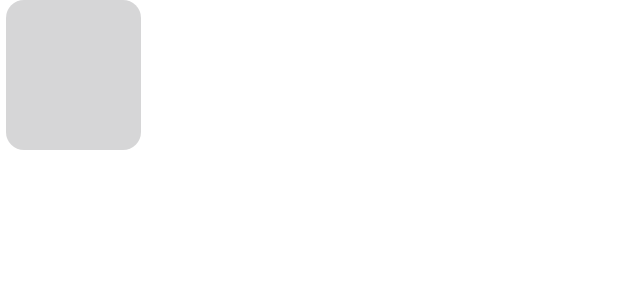
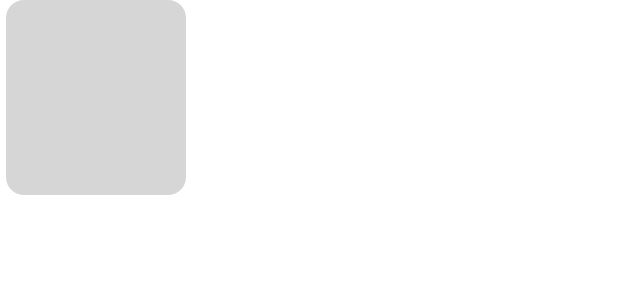
Before and after one commit to TiagoSantosDev/Plataforma_CRPG, an Android app: the layout selected_calendar_item.xml on its own in the app's theme, with its tools: preview values and no code run, on a phone screen of 412 x 824 dp. Shown: the top 300 px of the screen. Run offline under Robolectric (Android 15) with nearby library versions, the phone set to English and light mode, and no system bars.

Commit message:
Resized visual elements

```diff
--- a/app/src/main/res/layout/activity_date_picker.xml
+++ b/app/src/main/res/layout/activity_date_picker.xml
@@ -79,8 +79,8 @@
 
     <com.michalsvec.singlerowcalendar.calendar.SingleRowCalendar
         android:id="@+id/main_single_row_calendar"
-        android:layout_width="382dp"
-        android:layout_height="101dp"
+        android:layout_width="388dp"
+        android:layout_height="161dp"
         android:layout_below="@+id/imageView1"
         android:layout_marginStart="16dp"
         android:layout_marginTop="300dp"
--- a/app/src/main/res/layout/selected_calendar_item.xml
+++ b/app/src/main/res/layout/selected_calendar_item.xml
@@ -1,8 +1,8 @@
 <?xml version="1.0" encoding="utf-8"?>
 <LinearLayout xmlns:android="http://schemas.android.com/apk/res/android"
     android:id="@+id/cl_calendar_item"
-    android:layout_width="90dp"
-    android:layout_height="100dp"
+    android:layout_width="120dp"
+    android:layout_height="130dp"
     android:layout_marginStart="4dp"
     android:layout_marginEnd="4dp"
     android:background="@drawable/selected_calendar_item_background"
@@ -17,7 +17,7 @@
         android:fontFamily="sans-serif-black"
         android:gravity="center"
         android:textColor="@color/PrimaryBlue"
-        android:textSize="30sp" />
+        android:textSize="35sp" />
 
     <TextView
         android:id="@+id/tv_day_calendar_item"
@@ -26,6 +26,6 @@
         android:layout_gravity="center_horizontal"
         android:fontFamily="sans-serif"
         android:textColor="@color/PrimaryBlue"
-        android:textSize="25sp" />
+        android:textSize="30sp" />
 
 </LinearLayout>
```
Also changed, not shown: app/src/main/res/layout/calendar_item.xml (+4 -4 lines).
